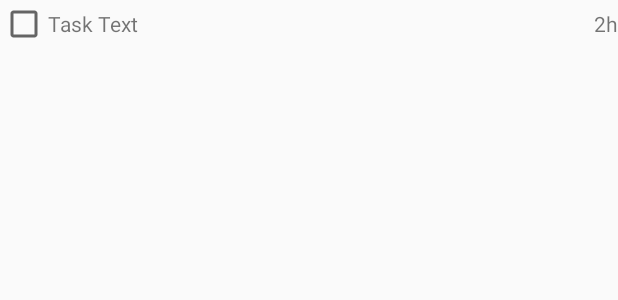
After one commit to yeyus/CodePathFB-MyToDo, an Android app: the layout item_task.xml on its own in the app's theme, with its tools: preview values and no code run, on a phone screen of 412 x 824 dp. The commit adds this screen. Shown: the top 300 px of the screen. Run offline under Robolectric (Android 15) with nearby library versions, the phone set to English and light mode, and no system bars.

Commit message:
adapter view, due times and checkbox

```diff
--- a/app/src/main/java/com/ea7jmf/codepathfbtodo/MainActivity.java
+++ b/app/src/main/java/com/ea7jmf/codepathfbtodo/MainActivity.java
@@ -5,10 +5,10 @@ import android.os.Bundle;
 import android.support.v7.app.AppCompatActivity;
 import android.view.View;
 import android.widget.AdapterView;
-import android.widget.ArrayAdapter;
 import android.widget.EditText;
 import android.widget.ListView;
 
+import com.ea7jmf.codepathfbtodo.adapters.TaskAdapter;
 import com.ea7jmf.codepathfbtodo.model.Task;
 
 import java.util.ArrayList;
@@ -19,7 +19,7 @@ public class MainActivity extends AppCompatActivity {
     public static final int EDIT_REQUEST_CODE = 1;
 
     List<Task> todoItems;
-    ArrayAdapter<Task> itemsAdapter;
+    TaskAdapter itemsAdapter;
     ListView lvItems;
     EditText etEditText;
 
@@ -56,7 +56,7 @@ public class MainActivity extends AppCompatActivity {
 
     private void populateArrayItems() {
         readItems();
-        itemsAdapter = new ArrayAdapter<Task>(this, android.R.layout.simple_list_item_1, todoItems);
+        itemsAdapter = new TaskAdapter(this, todoItems);
     }
 
     private void readItems() {
--- /dev/null
+++ b/app/src/main/res/layout/item_task.xml
@@ -0,0 +1,34 @@
+<?xml version="1.0" encoding="utf-8"?>
+<RelativeLayout xmlns:android="http://schemas.android.com/apk/res/android"
+    android:layout_width="match_parent"
+    android:layout_height="match_parent">
+
+    <CheckBox
+        android:layout_width="wrap_content"
+        android:layout_height="wrap_content"
+        android:id="@+id/cbDone"
+        android:layout_alignParentTop="true"
+        android:layout_alignParentStart="true"
+        android:focusable="false" />
+
+    <TextView
+        android:text="2h"
+        android:layout_width="wrap_content"
+        android:layout_height="wrap_content"
+        android:id="@+id/tvDueTime"
+        android:layout_weight="1"
+        android:layout_alignBaseline="@+id/cbDone"
+        android:layout_alignBottom="@+id/cbDone"
+        android:layout_alignParentEnd="true" />
+
+    <TextView
+        android:text="Task Text"
+        android:layout_width="wrap_content"
+        android:layout_height="wrap_content"
+        android:id="@+id/tvTaskName"
+        android:layout_alignBaseline="@+id/cbDone"
+        android:layout_alignBottom="@+id/cbDone"
+        android:layout_toEndOf="@+id/cbDone"
+        android:focusable="false" />
+
+</RelativeLayout>
--- a/app/src/main/res/values/strings.xml
+++ b/app/src/main/res/values/strings.xml
@@ -4,4 +4,5 @@
     <string name="add_item">Add a new Item...</string>
     <string name="add_button">Add</string>
     <string name="edit_label">Edit</string>
+    <string name="due_date">Due date</string>
 </resources>
```
Also changed, not shown: app/src/main/java/com/ea7jmf/codepathfbtodo/EditItemActivity.java (+18 -0 lines), app/src/main/java/com/ea7jmf/codepathfbtodo/adapters/TaskAdapter.java (added, +62 -0 lines), app/src/main/res/layout/activity_edit_item.xml (+20 -4 lines), 1 other file.
